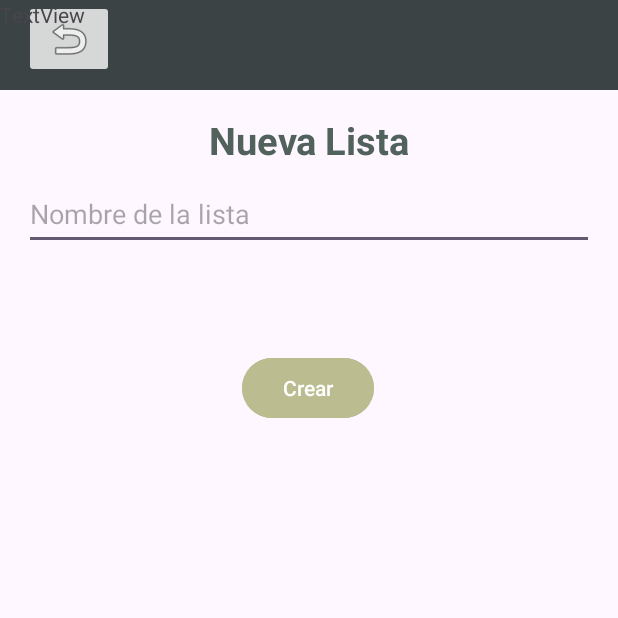
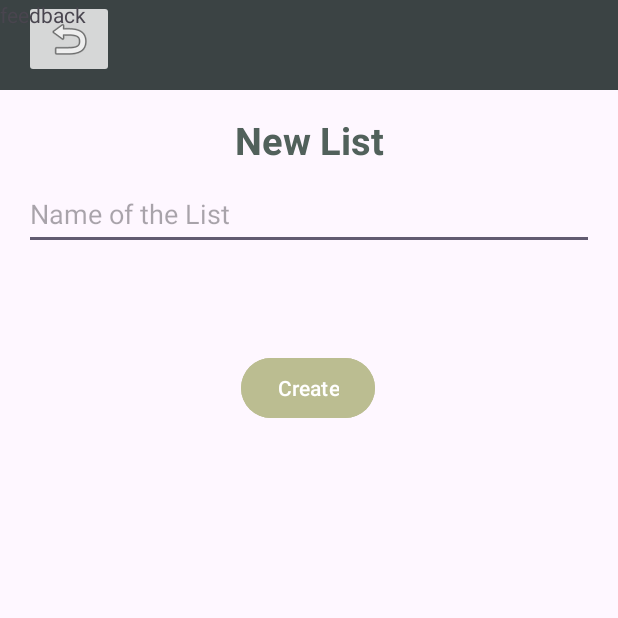
Before and after one commit to mxke17/SanchosList, an Android app: the createNewList screen opened directly, with no data from a screen before it, on a phone screen of 412 x 824 dp, the top half of it. Run offline under Robolectric (Android 15) with nearby library versions, the phone set to English and light mode, and no system bars.

Commit message:
feat: Aplicar traducciones a los botones de activityCreateNewList

```diff
--- a/SanchosLists/app/src/main/res/layout/activity_create_new_list.xml
+++ b/SanchosLists/app/src/main/res/layout/activity_create_new_list.xml
@@ -40,7 +40,7 @@
         android:layout_width="wrap_content"
         android:layout_height="wrap_content"
         android:layout_marginTop="16dp"
-        android:text="Nueva Lista"
+        android:text="@string/newList"
         android:textAlignment="viewStart"
         android:textColor="#51615b"
         android:textSize="25sp"
@@ -57,7 +57,7 @@
         android:layout_marginStart="16dp"
         android:layout_marginTop="8dp"
         android:layout_marginEnd="16dp"
-        android:hint="Nombre de la lista"
+        android:hint="@string/nameList"
         android:minHeight="48dp"
         app:layout_constraintEnd_toEndOf="parent"
         app:layout_constraintStart_toStartOf="parent"
@@ -69,7 +69,7 @@
         android:id="@+id/textView"
         android:layout_width="378dp"
         android:layout_height="48dp"
-        android:text="TextView"
+        android:text="@string/feedback"
         tools:ignore="MissingConstraints"
         tools:layout_editor_absoluteX="16dp"
         tools:layout_editor_absoluteY="177dp" />
@@ -81,7 +81,7 @@
         android:layout_marginTop="68dp"
         android:backgroundTint="#bbbd91"
         android:onClick="createList"
-        android:text="Crear"
+        android:text="@string/createButton"
         app:layout_constraintEnd_toEndOf="parent"
         app:layout_constraintHorizontal_bias="0.498"
         app:layout_constraintStart_toStartOf="parent"
--- a/SanchosLists/app/src/main/res/values/strings.xml
+++ b/SanchosLists/app/src/main/res/values/strings.xml
@@ -1,4 +1,7 @@
 <resources>
     <string name="app_name">Sancho\'sLists</string>
     <string name="createButton">Create</string>
+    <string name="newList">New List</string>
+    <string name="nameList">Name of the List</string>
+    <string name="feedback">feedback</string>
 </resources>
```
